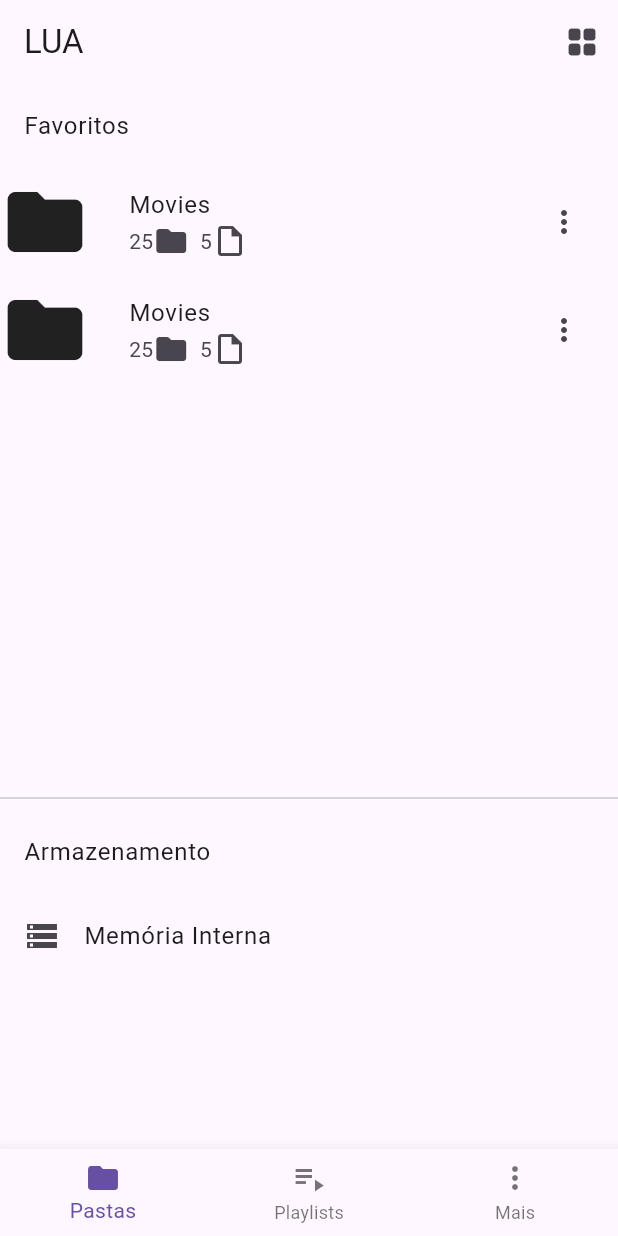
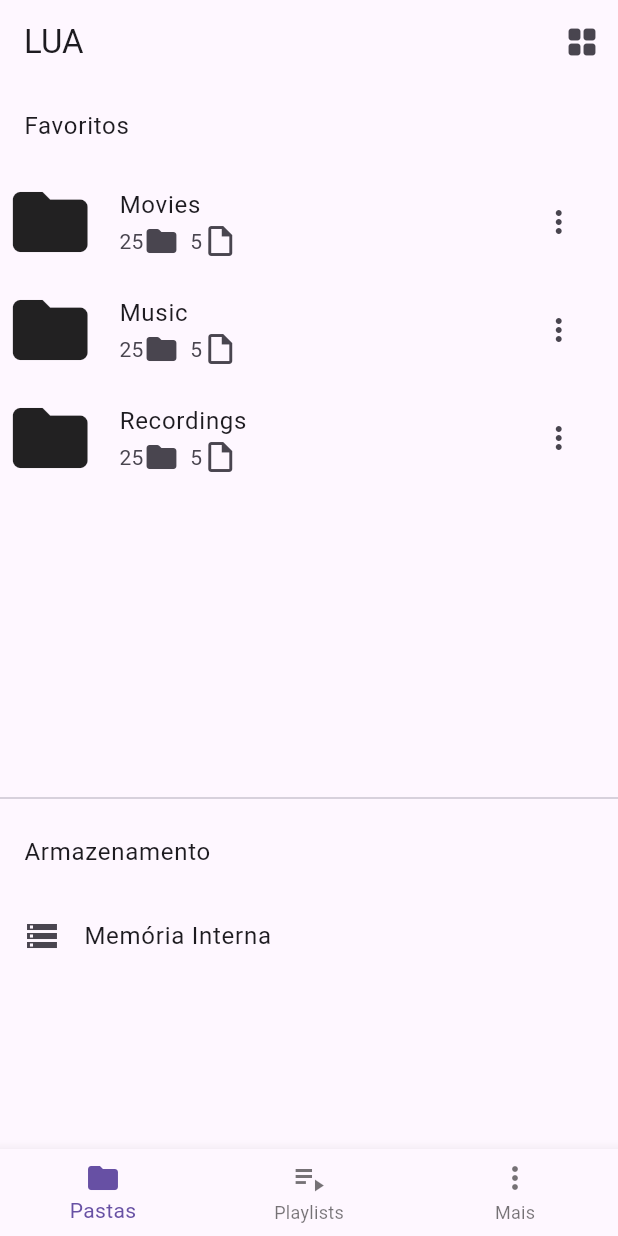
Before and after one commit to UildsonSantos/Lua, a Flutter app: the screen it shows after launch, after a tap on the "list" icon, on a phone screen of 412 x 824 dp. Run offline on Flutter 3.47's test engine with Material 3 defaults, Android fonts, the phone set to English and light mode, and no system bars; our stand-ins replace dartz, equatable, flutter_bloc, get_it, just_audio, permission_handler and 1 more; missing offline and left inert: flutter_media_metadata; accounts and stored records are empty.

Commit message:
refactor: extract FolderWidget widget from HomePage

```diff
--- a/lib/presentation/pages/home_page.dart
+++ b/lib/presentation/pages/home_page.dart
@@ -1,4 +1,5 @@
 import 'package:flutter/material.dart';
+import 'package:lua/presentation/widgets/widgets.dart';
 
 class HomePage extends StatefulWidget {
   const HomePage({super.key});
@@ -51,11 +52,77 @@ class HomePageState extends State<HomePage> {
               scrollDirection:
                   _isVerticalView ? Axis.horizontal : Axis.vertical,
               children: [
-                Container(
+                FolderWidget(
+                  isVerticalView: _isVerticalView,
+                  icon: Icons.folder,
+                  title: 'Movies',
+                  folderCount: 25,
+                  fileCount: 5,
+                ),
+                FolderWidget(
+                  isVerticalView: _isVerticalView,
+                  icon: Icons.folder,
+                  title: 'Music',
+                  folderCount: 25,
+                  fileCount: 5,
+                ),
+                FolderWidget(
+                  isVerticalView: _isVerticalView,
+                  icon: Icons.folder,
+                  title: 'Recordings',
+                  folderCount: 25,
+                  fileCount: 5,
+                ),
+              ],
+            ),
+          ),
+          const Divider(),
+          const ListTile(
+            title: Text('Armazenamento'),
+          ),
+          ListTile(
+            leading: const Icon(Icons.storage),
+            title: const Text('Memória Interna'),
+            onTap: () {},
+          ),
+        ],
+      ),
+      bottomNavigationBar: BottomNavigationBar(
+        items: const <BottomNavigationBarItem>[
+          BottomNavigationBarItem(
+            icon: Icon(Icons.folder),
+            label: 'Pastas',
+          ),
+          BottomNavigationBarItem(
+            icon: Icon(Icons.playlist_play),
+            label: 'Playlists',
+          ),
+          BottomNavigationBarItem(
+            icon: Icon(Icons.more_vert),
+            label: 'Mais',
+          ),
+        ],
+        currentIndex: _selectedIndex,
+        onTap: _onItemTapped,
+      ),
+    );
+  }
+}
+
+class Favorito extends StatelessWidget {
+  const Favorito({
+    super.key,
+    required bool isVerticalView,
+  }) : _isVerticalView = isVerticalView;
+
+  final bool _isVerticalView;
+
+  @override
+  Widget build(BuildContext context) {
+    return Container(
       decoration: BoxDecoration(
         borderRadius: const BorderRadius.all(Radius.circular(5)),
-                    border:
-                        _isVerticalView ? Border.all(color: Colors.grey) : null,
+        border: _isVerticalView ? Border.all(color: Colors.grey) : null,
       ),
       width: 200.0,
       child: _isVerticalView
@@ -108,100 +175,6 @@ class HomePageState extends State<HomePage> {
                 ),
               ],
             ),
-                ),
-                const SizedBox(
-                  width: 5,
-                ),
-                Container(
-                  decoration: BoxDecoration(
-                    borderRadius: const BorderRadius.all(Radius.circular(5)),
-                    border:
-                        _isVerticalView ? Border.all(color: Colors.grey) : null,
-                  ),
-                  width: 200.0,
-                  child: _isVerticalView
-                      ? Column(
-                          crossAxisAlignment: CrossAxisAlignment.center,
-                          children: [
-                            const Icon(
-                              Icons.folder,
-                              size: 70,
-                            ),
-                            ListTile(
-                              title: const Text('Movies'),
-                              subtitle: const Row(
-                                children: [
-                                  Text('25'),
-                                  Icon(Icons.folder_rounded),
-                                  SizedBox(width: 7),
-                                  Text('5'),
-                                  Icon(Icons.insert_drive_file_outlined),
-                                ],
-                              ),
-                              trailing: const Icon(Icons.more_vert),
-                              onTap: () {},
-                            ),
-                          ],
-                        )
-                      : Row(
-                          crossAxisAlignment: CrossAxisAlignment.center,
-                          children: [
-                            const Icon(
-                              Icons.folder,
-                              size: 60,
-                            ),
-                            const SizedBox(width: 10),
-                            Expanded(
-                              child: ListTile(
-                                title: const Text('Movies'),
-                                subtitle: const Row(
-                                  children: [
-                                    Text('25'),
-                                    Icon(Icons.folder_rounded),
-                                    SizedBox(width: 7),
-                                    Text('5'),
-                                    Icon(Icons.insert_drive_file_outlined),
-                                  ],
-                                ),
-                                trailing: const Icon(Icons.more_vert),
-                                onTap: () {},
-                              ),
-                            ),
-                          ],
-                        ),
-                ),
-              ],
-            ),
-          ),
-          const Divider(),
-          const ListTile(
-            title: Text('Armazenamento'),
-          ),
-          ListTile(
-            leading: const Icon(Icons.storage),
-            title: const Text('Memória Interna'),
-            onTap: () {},
-          ),
-        ],
-      ),
-      bottomNavigationBar: BottomNavigationBar(
-        items: const <BottomNavigationBarItem>[
-          BottomNavigationBarItem(
-            icon: Icon(Icons.folder),
-            label: 'Pastas',
-          ),
-          BottomNavigationBarItem(
-            icon: Icon(Icons.playlist_play),
-            label: 'Playlists',
-          ),
-          BottomNavigationBarItem(
-            icon: Icon(Icons.more_vert),
-            label: 'Mais',
-          ),
-        ],
-        currentIndex: _selectedIndex,
-        onTap: _onItemTapped,
-      ),
     );
   }
 }
--- /dev/null
+++ b/lib/presentation/widgets/folder_widget.dart
@@ -0,0 +1,78 @@
+import 'package:flutter/material.dart';
+
+class FolderWidget extends StatelessWidget {
+  final bool isVerticalView;
+  final IconData icon;
+  final String title;
+  final int folderCount;
+  final int fileCount;
+
+  const FolderWidget({
+    super.key,
+    required this.isVerticalView,
+    required this.icon,
+    required this.title,
+    required this.folderCount,
+    required this.fileCount,
+  });
+
+  @override
+  Widget build(BuildContext context) {
+    return Padding(
+      padding: const EdgeInsets.symmetric(horizontal: 3.5),
+      child: Container(
+        decoration: BoxDecoration(
+          borderRadius: const BorderRadius.all(Radius.circular(5)),
+          border: isVerticalView ? Border.all(color: Colors.grey) : null,
+        ),
+        width: 200.0,
+        child: isVerticalView
+            ? Column(
+                crossAxisAlignment: CrossAxisAlignment.center,
+                children: [
+                  Icon(
+                    icon,
+                    size: 70,
+                  ),
+                  ListTile(
+                    title: Text(title),
+                    subtitle: Row(
+                      children: [
+                        Text('$folderCount'),
+                        const Icon(Icons.folder_rounded),
+                        const SizedBox(width: 7),
+                        Text('$fileCount'),
+                        const Icon(Icons.insert_drive_file_outlined),
+                      ],
+                    ),
+                    trailing: const Icon(Icons.more_vert),
+                    onTap: () {},
+                  ),
+                ],
+              )
+            : Row(
+                crossAxisAlignment: CrossAxisAlignment.center,
+                children: [
+                  Icon(icon, size: 60),
+                  Expanded(
+                    child: ListTile(
+                      title: Text(title),
+                      subtitle: Row(
+                        children: [
+                          Text('$folderCount'),
+                          const Icon(Icons.folder_rounded),
+                          const SizedBox(width: 7),
+                          Text('$fileCount'),
+                          const Icon(Icons.insert_drive_file_outlined),
+                        ],
+                      ),
+                      trailing: const Icon(Icons.more_vert),
+                      onTap: () {},
+                    ),
+                  ),
+                ],
+              ),
+      ),
+    );
+  }
+}
--- a/lib/presentation/widgets/widgets.dart
+++ b/lib/presentation/widgets/widgets.dart
@@ -1 +1,2 @@
+export 'folder_widget.dart';
 export 'player_widget.dart';
```
Lines whose indentation alone changed are shown as unchanged.
